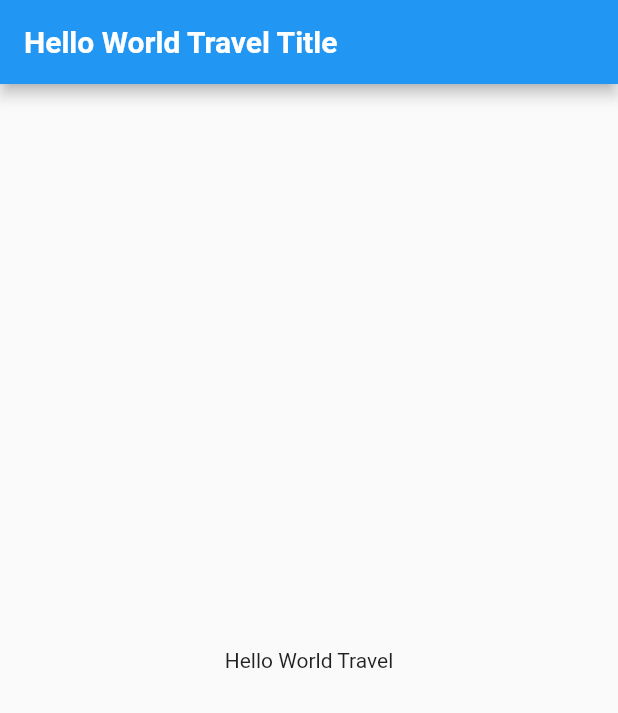
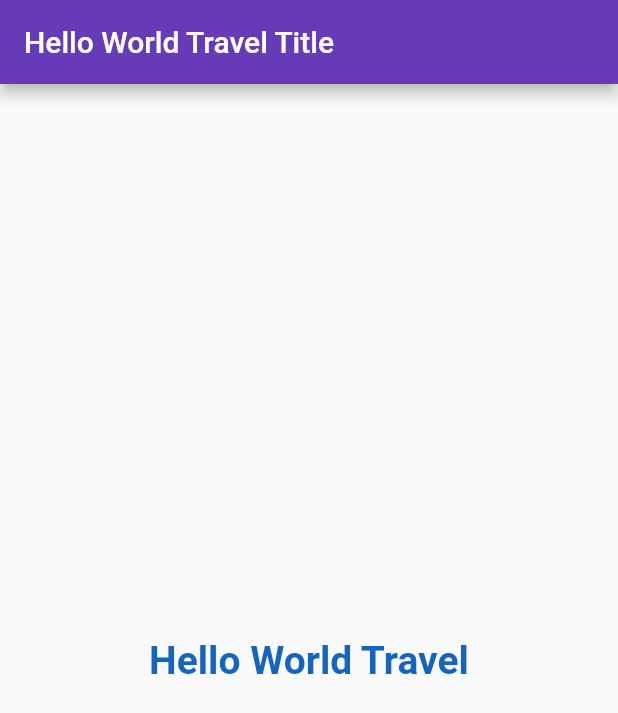
Before and after one commit to dsantanaleal/flutter-projects-book, a Flutter app: the screen it shows after launch, on a phone screen of 412 x 824 dp. Shown: the top 713 px of the screen. Run offline on Flutter 3.47's test engine with Material 2 defaults, Android fonts, the phone set to English and light mode, and no system bars.

Commit message:
Removing theme property and adding appbar color and text body color

```diff
--- a/lib/main.dart
+++ b/lib/main.dart
@@ -7,26 +7,20 @@ class MyApp extends StatelessWidget {
   Widget build(BuildContext context) {
     return MaterialApp(
       title: "Hello World Travel Title",
-      theme: ThemeData(
-        appBarTheme: AppBarTheme(
-          titleTextStyle: TextStyle(
-            color: Colors.white,
-            fontSize: 20.0,
-            fontWeight: FontWeight.bold
-          )
-        ),
-        textTheme: TextTheme(
-          titleLarge: TextStyle(
-          )
-        ),
-        colorScheme: ColorScheme.fromSwatch()
-      ),
       home: Scaffold(
         appBar: AppBar(
           title: Text("Hello World Travel Title"),
+          backgroundColor: Colors.deepPurple,
         ),
         body: Center(
-          child: Text("Hello World Travel"),
+          child: Text(
+            "Hello World Travel",
+            style: TextStyle(
+              fontSize: 26,
+              fontWeight: FontWeight.bold,
+              color: Colors.blue[800]
+            ),
+          )
         ),
       ),
     );
```
